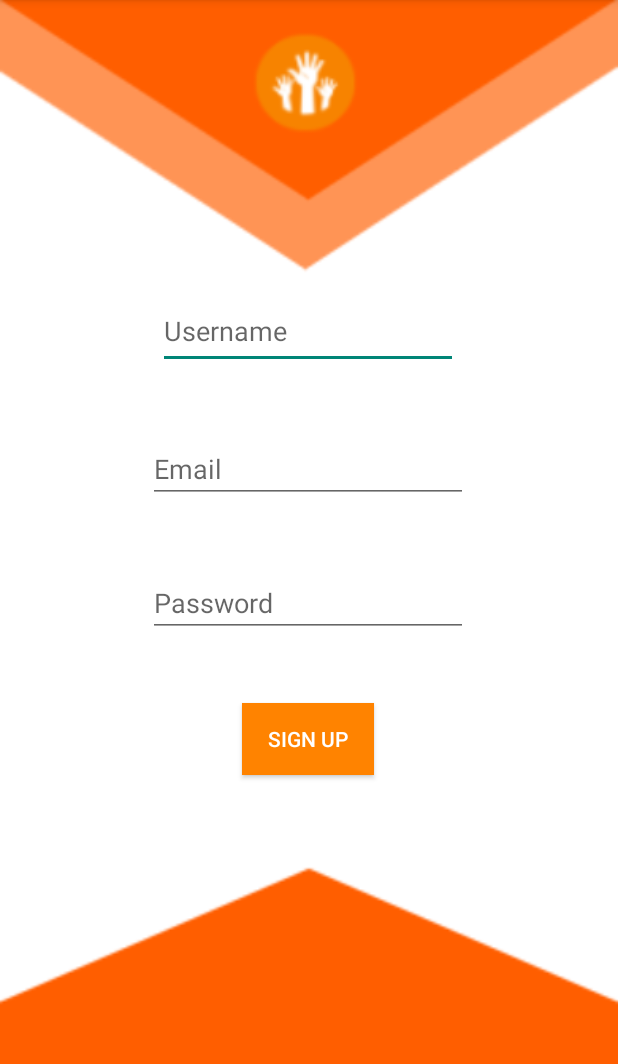
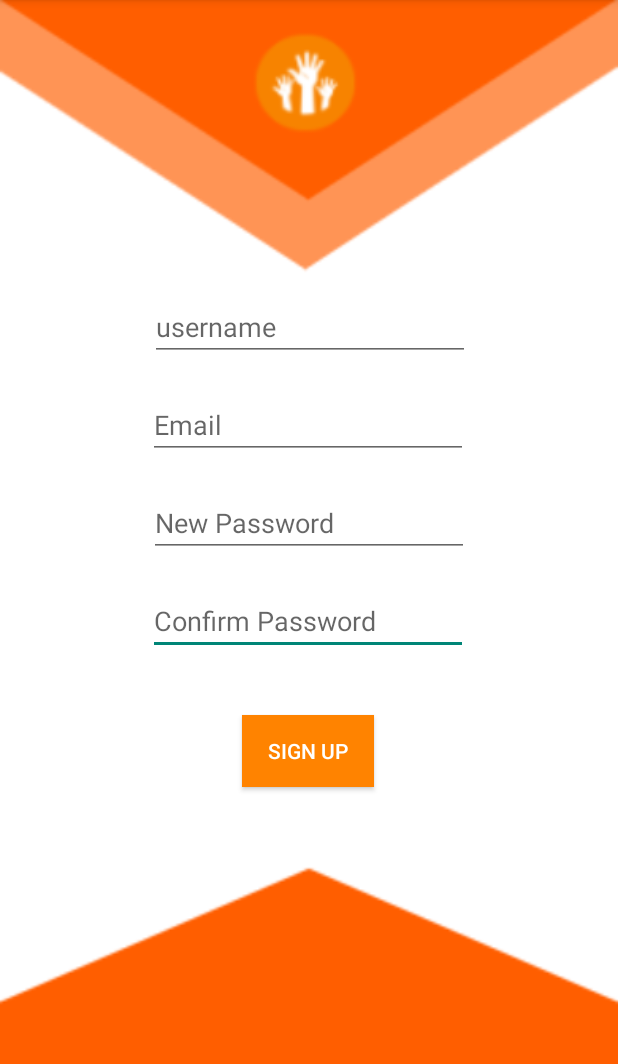
Before and after one commit to belainehi/android-app, an Android app: the RegisterActivity screen opened directly, with no data from a screen before it, on a phone screen of 412 x 824 dp, the part 84-1148 px from its top. Run offline under Robolectric (Android 15) with nearby library versions, the phone set to English and light mode, and no system bars; our stand-ins replace Firebase (no records; nobody signed in at launch, a user with empty details on screens opened directly).

Commit message:
First commit for this local branch

```diff
--- a/app/build.gradle
+++ b/app/build.gradle
@@ -26,8 +26,8 @@ android {
 dependencies {
     implementation fileTree(dir: "libs", include: ["*.jar"])
     implementation 'androidx.appcompat:appcompat:1.2.0'
-    implementation 'androidx.constraintlayout:constraintlayout:1.1.3'
-    implementation 'com.google.android.material:material:1.1.0'
+    implementation 'androidx.constraintlayout:constraintlayout:2.0.0'
+    implementation 'com.google.android.material:material:1.2.0'
     implementation 'com.google.android.gms:play-services-maps:17.0.0'
     testImplementation 'junit:junit:4.12'
     androidTestImplementation 'androidx.test.ext:junit:1.1.1'
@@ -38,4 +38,11 @@ dependencies {
 
     implementation "androidx.appcompat:appcompat:${appCompatVersion}"
     implementation "com.google.android.material:material:${designSupportVersion}"
+
+    implementation 'com.squareup.picasso:picasso:2.71828'
+    implementation 'de.hdodenhof:circleimageview:3.1.0'
+    implementation 'com.firebaseui:firebase-ui-database:6.2.0'
+    implementation 'com.google.android.material:material:1.2.0'
+    implementation 'com.firebaseui:firebase-ui-auth:6.2.0'
+    implementation 'com.firebaseui:firebase-ui-firestore:4.1.0'
 }
--- a/app/src/main/java/com/Team/volunteer_info/RegisterActivity.java
+++ b/app/src/main/java/com/Team/volunteer_info/RegisterActivity.java
@@ -1,13 +1,58 @@
 package com.Team.volunteer_info;
 
+import android.content.Context;
 import android.os.Bundle;
+import android.view.View;
+import android.widget.Button;
+import android.widget.EditText;
+import android.widget.Toast;
 
 import androidx.appcompat.app.AppCompatActivity;
 
+import com.google.firebase.auth.FirebaseAuth;
+
 public class RegisterActivity extends AppCompatActivity {
+
+    EditText username;
+    EditText user_email;
+    EditText new_password;
+    EditText confirm_password;
+    Button new_signup;
+
+    private FirebaseAuth mAuth;
+
     @Override
     protected void onCreate(Bundle savedInstanceState) {
         super.onCreate(savedInstanceState);
         setContentView(R.layout.activity_register);
+
+
+        username = findViewById(R.id.username);
+        user_email = findViewById(R.id.new_email);
+        new_password = findViewById(R.id.new_password);
+        confirm_password = findViewById(R.id.confirm_password);
+        new_signup = findViewById(R.id.new_signup);
+
+        mAuth = FirebaseAuth.getInstance();
+
+        new_signup.setOnClickListener(new View.OnClickListener() {
+            @Override
+            public void onClick(View view) {
+                if (username.getText().toString().isEmpty() || user_email.getText().toString().isEmpty() || new_password.getText().toString().isEmpty()  || confirm_password.getText().toString().isEmpty())
+                {
+                    Toast.makeText(RegisterActivity.this, "All fields required!", Toast.LENGTH_SHORT).show();
+
+                }
+                else
+                {
+                    createNewUser();
+                }
+            }
+        });
+
+    }
+
+    private void createNewUser() {
+
     }
 }
--- a/app/src/main/res/color/white.xml
+++ /dev/null
@@ -1,4 +0,0 @@
-<?xml version="1.0" encoding="utf-8"?>
-<selector xmlns:android="http://schemas.android.com/apk/res/android">
-
-</selector>
--- a/app/src/main/res/layout/activity_main.xml
+++ b/app/src/main/res/layout/activity_main.xml
@@ -22,8 +22,8 @@
         android:layout_alignParentBottom="true"
         android:layout_marginBottom="0dp"
         app:itemBackground="@color/colorPrimary"
-        app:itemIconTint="@color/colorWhite"
-        app:itemTextColor="@color/colorWhite"
+        app:itemIconTint="@color/white"
+        app:itemTextColor="@color/white"
         app:menu="@menu/menu_bottom_navigation"
         tools:layout_editor_absoluteY="678dp" />
 
--- a/app/src/main/res/layout/activity_register.xml
+++ b/app/src/main/res/layout/activity_register.xml
@@ -9,54 +9,41 @@
 
 
     <EditText
-        android:id="@+id/new_username"
-        android:layout_width="200dp"
-        android:layout_height="50dp"
+        android:id="@+id/confirm_password"
+        android:layout_width="wrap_content"
+        android:layout_height="wrap_content"
         android:layout_marginStart="50dp"
-        android:layout_marginTop="196dp"
+        android:layout_marginTop="20dp"
         android:layout_marginEnd="50dp"
-        android:hint="Username"
+        android:ems="10"
+        android:hint="Confirm Password"
+        android:inputType="textPassword"
         app:layout_constraintEnd_toEndOf="parent"
         app:layout_constraintHorizontal_bias="0.495"
         app:layout_constraintStart_toStartOf="parent"
-        app:layout_constraintTop_toTopOf="parent" />
-
-    <EditText
-        android:id="@+id/new_password"
-        android:layout_width="wrap_content"
-        android:layout_height="wrap_content"
-        android:layout_marginStart="50dp"
-        android:layout_marginTop="44dp"
-        android:layout_marginEnd="50dp"
-        android:ems="10"
-        android:hint="Password"
-        android:inputType="textPassword"
-        app:layout_constraintEnd_toEndOf="parent"
-        app:layout_constraintHorizontal_bias="0.492"
-        app:layout_constraintStart_toStartOf="parent"
-        app:layout_constraintTop_toBottomOf="@+id/new_email" />
+        app:layout_constraintTop_toBottomOf="@+id/new_password" />
 
     <EditText
         android:id="@+id/new_email"
         android:layout_width="wrap_content"
         android:layout_height="wrap_content"
         android:layout_marginStart="50dp"
-        android:layout_marginTop="44dp"
+        android:layout_marginTop="20dp"
         android:layout_marginEnd="50dp"
         android:ems="10"
         android:hint="Email"
         android:inputType="textEmailAddress"
         app:layout_constraintEnd_toEndOf="parent"
-        app:layout_constraintHorizontal_bias="0.492"
+        app:layout_constraintHorizontal_bias="0.495"
         app:layout_constraintStart_toStartOf="parent"
-        app:layout_constraintTop_toBottomOf="@+id/new_username" />
+        app:layout_constraintTop_toBottomOf="@+id/username" />
 
     <Button
         android:id="@+id/new_signup"
         android:layout_width="wrap_content"
         android:layout_height="wrap_content"
         android:layout_marginStart="50dp"
-        android:layout_marginTop="44dp"
+        android:layout_marginTop="40dp"
         android:layout_marginEnd="50dp"
         android:layout_marginBottom="250dp"
         android:background="#FF8300"
@@ -66,6 +53,35 @@
         app:layout_constraintEnd_toEndOf="parent"
         app:layout_constraintHorizontal_bias="0.497"
         app:layout_constraintStart_toStartOf="parent"
-        app:layout_constraintTop_toBottomOf="@+id/new_password"
-        app:layout_constraintVertical_bias="0.171" />
+        app:layout_constraintTop_toBottomOf="@+id/confirm_password"
+        app:layout_constraintVertical_bias="0.0" />
+
+    <EditText
+        android:id="@+id/new_password"
+        android:layout_width="wrap_content"
+        android:layout_height="wrap_content"
+        android:layout_marginStart="50dp"
+        android:layout_marginTop="20dp"
+        android:layout_marginEnd="50dp"
+        android:ems="10"
+        android:hint="New Password"
+        android:inputType="textPassword"
+        app:layout_constraintEnd_toEndOf="parent"
+        app:layout_constraintStart_toStartOf="parent"
+        app:layout_constraintTop_toBottomOf="@+id/new_email" />
+
+    <EditText
+        android:id="@+id/username"
+        android:layout_width="wrap_content"
+        android:layout_height="wrap_content"
+        android:layout_marginStart="50dp"
+        android:layout_marginTop="195dp"
+        android:layout_marginEnd="50dp"
+        android:ems="10"
+        android:hint="username"
+        android:inputType="textPersonName"
+        app:layout_constraintEnd_toEndOf="parent"
+        app:layout_constraintHorizontal_bias="0.504"
+        app:layout_constraintStart_toStartOf="parent"
+        app:layout_constraintTop_toTopOf="parent" />
 </androidx.constraintlayout.widget.ConstraintLayout>
```
